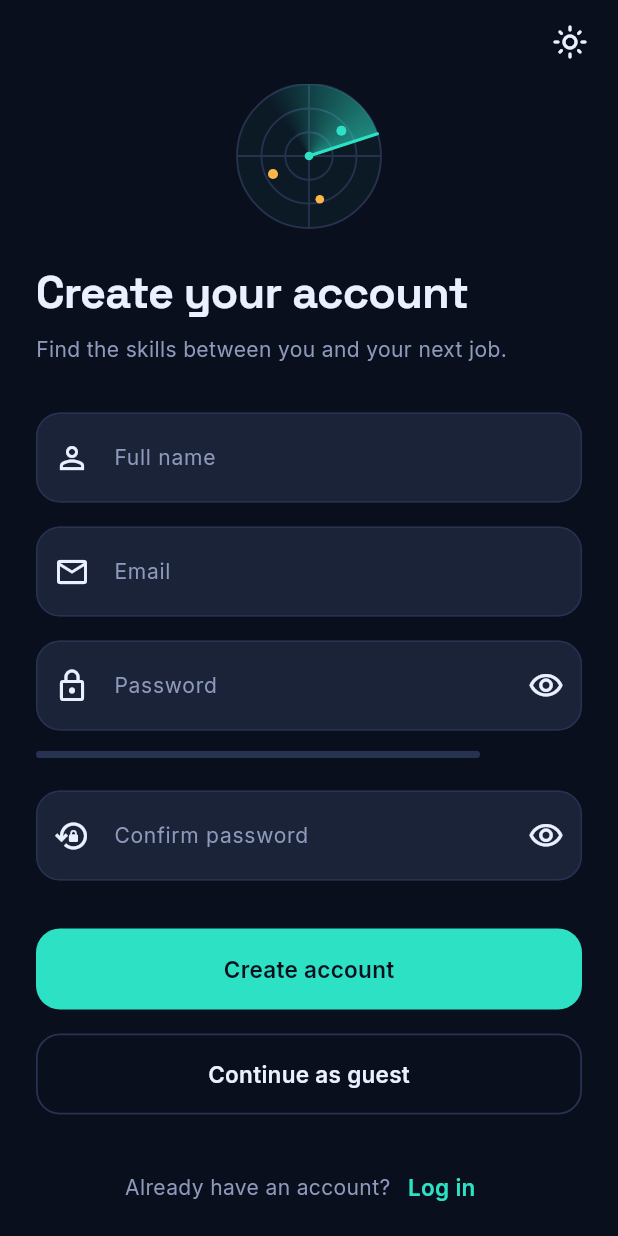
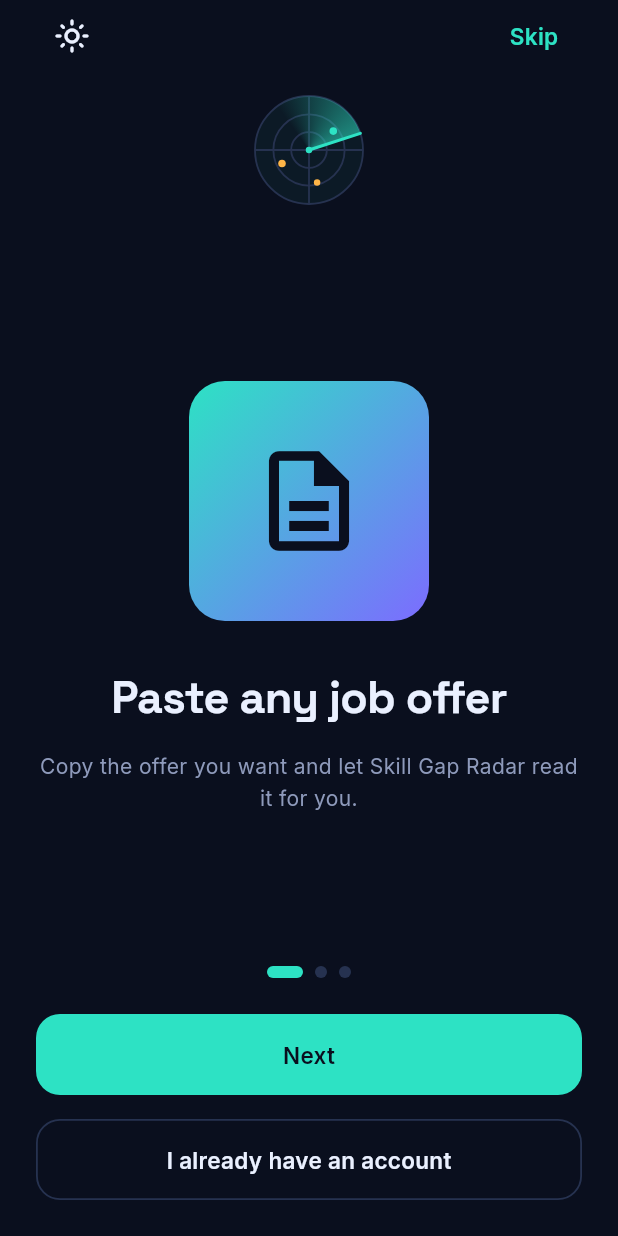
Before and after one commit to oueslatimalek199-lab/skill_gap_radar, a Flutter app: the screen it shows after launch, on a phone screen of 412 x 824 dp. Run offline on Flutter 3.47's test engine with Material 3 defaults, Android fonts, the phone set to English and light mode, and no system bars; our stand-ins replace google_fonts.

Commit message:
Add welcome page

```diff
--- a/lib/main.dart
+++ b/lib/main.dart
@@ -5,6 +5,8 @@
 import 'theme/app_theme.dart';
 import 'theme/theme_controller.dart';
 import 'pages/auth/sign_up_page.dart';
+import 'pages/welcome/welcome_page.dart';
+
 
 void main() {
   WidgetsFlutterBinding.ensureInitialized();
@@ -33,7 +35,7 @@
           theme: AppTheme.light,
           darkTheme: AppTheme.dark,
           themeMode: mode,
-          home: const SignUpPage(),
+          home: const WelcomePage(),
         );
       },
     );
--- /dev/null
+++ b/lib/pages/welcome/welcome_page.dart
@@ -0,0 +1,190 @@
+// lib/pages/welcome/welcome_page.dart
+import 'package:flutter/material.dart';
+
+import '../../theme/app_theme.dart';
+import '../../theme/theme_controller.dart';
+import '../../widgets/radar_logo.dart';
+import '../auth/login_page.dart';
+import '../auth/sign_up_page.dart';
+
+class _Slide {
+  final IconData icon;
+  final String title;
+  final String subtitle;
+  const _Slide(this.icon, this.title, this.subtitle);
+}
+
+const _slides = [
+  _Slide(
+    Icons.description_outlined,
+    'Paste any job offer',
+    'Copy the offer you want and let Skill Gap Radar read it for you.',
+  ),
+  _Slide(
+    Icons.radar,
+    'See your skill gaps',
+    'Compare the offer with your skills on a radar chart and spot what is missing.',
+  ),
+  _Slide(
+    Icons.school_outlined,
+    'Follow your learning path',
+    'Get a clear path to close the gaps and land the job.',
+  ),
+];
+
+class WelcomePage extends StatefulWidget {
+  const WelcomePage({super.key});
+
+  @override
+  State<WelcomePage> createState() => _WelcomePageState();
+}
+
+class _WelcomePageState extends State<WelcomePage> {
+  final _controller = PageController();
+  int _index = 0;
+
+  bool get _isLast => _index == _slides.length - 1;
+
+  @override
+  void dispose() {
+    _controller.dispose();
+    super.dispose();
+  }
+
+  void _goTo(int page) {
+    _controller.animateToPage(
+      page,
+      duration: const Duration(milliseconds: 350),
+      curve: Curves.easeOut,
+    );
+  }
+
+  @override
+  Widget build(BuildContext context) {
+    final theme = Theme.of(context);
+    final text = theme.textTheme;
+    final isDark = theme.brightness == Brightness.dark;
+
+    return Scaffold(
+      body: SafeArea(
+        child: Padding(
+          padding: const EdgeInsets.symmetric(horizontal: AppSpacing.lg),
+          child: Column(
+            children: [
+              // Top bar: theme toggle + Skip
+              Row(
+                mainAxisAlignment: MainAxisAlignment.spaceBetween,
+                children: [
+                  IconButton(
+                    tooltip: 'Toggle theme',
+                    icon: Icon(
+                      isDark
+                          ? Icons.light_mode_outlined
+                          : Icons.dark_mode_outlined,
+                    ),
+                    onPressed: toggleThemeMode,
+                  ),
+                  TextButton(
+                    onPressed: _isLast ? null : () => _goTo(_slides.length - 1),
+                    child: const Text('Skip'),
+                  ),
+                ],
+              ),
+              const SizedBox(height: AppSpacing.md),
+              const RadarLogo(size: 72),
+              const SizedBox(height: AppSpacing.md),
+
+              // Slides
+              Expanded(
+                child: PageView.builder(
+                  controller: _controller,
+                  itemCount: _slides.length,
+                  onPageChanged: (i) => setState(() => _index = i),
+                  itemBuilder: (_, i) {
+                    final s = _slides[i];
+                    return Column(
+                      mainAxisAlignment: MainAxisAlignment.center,
+                      children: [
+                        Container(
+                          width: 160,
+                          height: 160,
+                          decoration: BoxDecoration(
+                            gradient: AppColors.brandGradient,
+                            borderRadius:
+                                BorderRadius.circular(AppRadius.lg),
+                          ),
+                          child: Icon(s.icon, size: 80, color: AppColors.ink),
+                        ),
+                        const SizedBox(height: AppSpacing.xl),
+                        Text(
+                          s.title,
+                          textAlign: TextAlign.center,
+                          style: text.headlineLarge,
+                        ),
+                        const SizedBox(height: AppSpacing.md),
+                        Text(
+                          s.subtitle,
+                          textAlign: TextAlign.center,
+                          style: text.bodyMedium,
+                        ),
+                      ],
+                    );
+                  },
+                ),
+              ),
+
+              // Dots
+              Row(
+                mainAxisAlignment: MainAxisAlignment.center,
+                children: List.generate(_slides.length, (i) {
+                  final active = i == _index;
+                  return AnimatedContainer(
+                    duration: const Duration(milliseconds: 250),
+                    margin: const EdgeInsets.symmetric(horizontal: 4),
+                    width: active ? 24 : 8,
+                    height: 8,
+                    decoration: BoxDecoration(
+                      color: active
+                          ? theme.colorScheme.primary
+                          : theme.colorScheme.outline,
+                      borderRadius: BorderRadius.circular(AppRadius.pill),
+                    ),
+                  );
+                }),
+              ),
+              const SizedBox(height: AppSpacing.lg),
+
+              // Main button
+              ElevatedButton(
+                onPressed: () {
+                  if (_isLast) {
+                    Navigator.push(
+                      context,
+                      MaterialPageRoute(builder: (_) => const SignUpPage()),
+                    );
+                  } else {
+                    _goTo(_index + 1);
+                  }
+                },
+                child: Text(_isLast ? 'Get started' : 'Next'),
+              ),
+              const SizedBox(height: AppSpacing.md),
+
+              // Login link
+              OutlinedButton(
+                onPressed: () {
+                  Navigator.push(
+                    context,
+                    MaterialPageRoute(builder: (_) => const LoginPage()),
+                  );
+                },
+                child: const Text('I already have an account'),
+              ),
+              const SizedBox(height: AppSpacing.lg),
+            ],
+          ),
+        ),
+      ),
+    );
+  }
+}
```
Also changed, not shown: lib/pages/auth/login_page.dart (added, +184 -0 lines), lib/pages/auth/sign_up_page.dart (+11 -5 lines).
